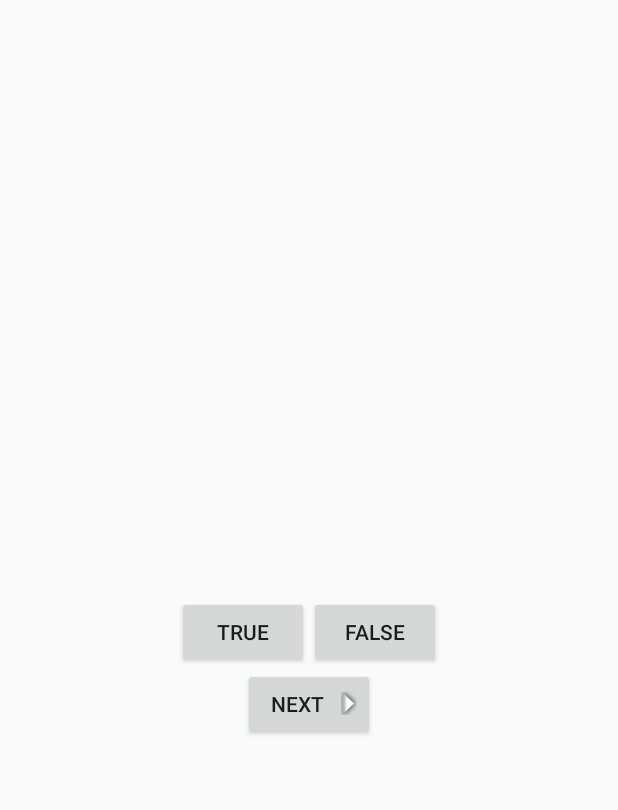
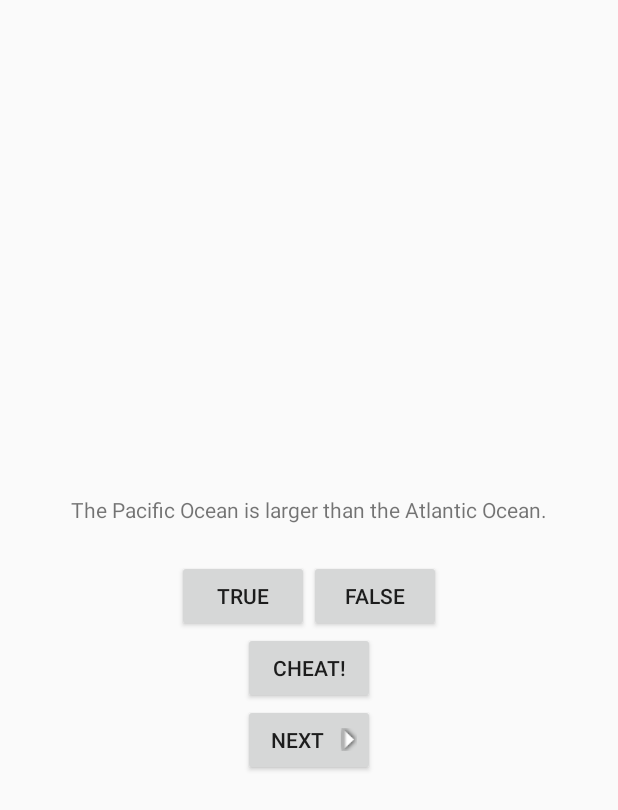
Before and after one commit to arsics/big-nerd, an Android app: the screen it shows after launch (QuizActivity), after a tap on "TRUE", on a phone screen of 412 x 824 dp. Shown: the top 810 px of the screen. Run offline under Robolectric (Android 15) with nearby library versions, the phone set to English and light mode, and no system bars.

Commit message:
cheating added

```diff
--- a/GeoQuiz/app/src/main/AndroidManifest.xml
+++ b/GeoQuiz/app/src/main/AndroidManifest.xml
@@ -16,6 +16,9 @@
                 <category android:name="android.intent.category.LAUNCHER" />
             </intent-filter>
         </activity>
+        <activity
+            android:name=".CheatActivity"
+            android:label="@string/app_name"/>
     </application>
 
 </manifest>
--- a/GeoQuiz/app/src/main/java/com/bignerdranch/android/geoquiz/QuizActivity.java
+++ b/GeoQuiz/app/src/main/java/com/bignerdranch/android/geoquiz/QuizActivity.java
@@ -1,6 +1,7 @@
 package com.bignerdranch.android.geoquiz;
 
 import android.app.Activity;
+import android.content.Intent;
 import android.os.Bundle;
 import android.util.Log;
 import android.view.Menu;
@@ -19,6 +20,7 @@ public class QuizActivity extends Activity {
     private Button mTrueButton;
     private Button mFalseButton;
     private Button mNextButton;
+    private Button mCheatButton;
     private TextView mQuestionTextView;
 
     private TrueFalse[] mQuestionBank = new TrueFalse[]{
@@ -30,6 +32,7 @@ public class QuizActivity extends Activity {
     };
 
     private int mCurrentIndex = 0;
+    private boolean mIsCheater;
 
     @Override
     protected void onCreate(Bundle savedInstanceState) {
@@ -37,7 +40,7 @@ public class QuizActivity extends Activity {
         Log.d(TAG, "onCreate(Bundle) called");
         setContentView(R.layout.activity_quiz);
 
-//        mQuestionTextView = (TextView) findViewById(R.id.question_text_view);
+        mQuestionTextView = (TextView) findViewById(R.id.question_text_view);
         if (savedInstanceState != null) {
             mCurrentIndex = savedInstanceState.getInt(KEY_INDEX, 0);
         }
@@ -45,6 +48,7 @@ public class QuizActivity extends Activity {
 
         mTrueButton = (Button) findViewById(R.id.true_button);
         mFalseButton = (Button) findViewById(R.id.false_button);
+        mCheatButton = (Button) findViewById(R.id.cheat_button);
         mNextButton = (Button) findViewById(R.id.next_button);
 
         mTrueButton.setOnClickListener(new View.OnClickListener() {
@@ -64,10 +68,25 @@ public class QuizActivity extends Activity {
         mNextButton.setOnClickListener(new View.OnClickListener() {
             @Override
             public void onClick(View view) {
-//                mCurrentIndex = (mCurrentIndex + 1) % mQuestionBank.length;
+                mCurrentIndex = (mCurrentIndex + 1) % mQuestionBank.length;
                 updateQuestion();
             }
         });
+
+        mCheatButton.setOnClickListener(new View.OnClickListener() {
+            @Override
+            public void onClick(View v) {
+                Intent cheatIntent = new Intent(QuizActivity.this, CheatActivity.class);
+                boolean answerIsTrue = mQuestionBank[mCurrentIndex].isTrueQuestion();
+                cheatIntent.putExtra(CheatActivity.EXTRA_ANSWER_IS_TRUE, answerIsTrue);
+                startActivityForResult(cheatIntent, 0);
+            }
+        });
+    }
+
+    @Override
+    protected void onActivityResult(int requestCode, int resultCode, Intent data) {
+        mIsCheater = resultCode == RESULT_OK;
     }
 
     @Override
@@ -86,10 +105,14 @@ public class QuizActivity extends Activity {
     private void checkAnswer(boolean userPressedTrue) {
         boolean answerIsTrue = mQuestionBank[mCurrentIndex].isTrueQuestion();
         int messageResId;
-        if (userPressedTrue == answerIsTrue) {
-            messageResId = R.string.correct;
+        if (mIsCheater) {
+            messageResId = R.string.judgment_toast;
         } else {
-            messageResId = R.string.incorrect;
+            if (userPressedTrue == answerIsTrue) {
+                messageResId = R.string.correct;
+            } else {
+                messageResId = R.string.incorrect;
+            }
         }
         Toast.makeText(this, messageResId, Toast.LENGTH_SHORT).show();
     }
--- a/GeoQuiz/app/src/main/res/layout-land/activity_quiz.xml
+++ b/GeoQuiz/app/src/main/res/layout-land/activity_quiz.xml
@@ -24,6 +24,11 @@
             android:text="@string/false_button"/>
     </LinearLayout>
     <Button
+        android:layout_width="wrap_content"
+        android:layout_height="wrap_content"
+        android:id="@+id/cheat_button"
+        android:text="@string/cheat_button"/>
+    <Button
         android:id="@+id/next_button"
         android:layout_width="wrap_content"
         android:layout_height="wrap_content"
--- a/GeoQuiz/app/src/main/res/layout/activity_quiz.xml
+++ b/GeoQuiz/app/src/main/res/layout/activity_quiz.xml
@@ -24,6 +24,11 @@
             android:text="@string/false_button"/>
     </LinearLayout>
     <Button
+        android:layout_width="wrap_content"
+        android:layout_height="wrap_content"
+        android:id="@+id/cheat_button"
+        android:text="@string/cheat_button"/>
+    <Button
         android:id="@+id/next_button"
         android:layout_width="wrap_content"
         android:layout_height="wrap_content"
--- a/GeoQuiz/app/src/main/res/values/strings.xml
+++ b/GeoQuiz/app/src/main/res/values/strings.xml
@@ -14,5 +14,9 @@
     <string name="question_africa">The source of the Nile River is in</string>
     <string name="question_americas">The Amazon River is the longest river in the Americas.</string>
     <string name="question_asia">Lake Baikal is the world\'s oldest freshwater lake.</string>
+    <string name="cheat_button">Cheat!</string>
+    <string name="warning_text">Are you sure you want to do this?</string>
+    <string name="show_answer_button">Show Answer</string>
+    <string name="judgment_toast">Cheating is wrong.</string>
 
 </resources>
```
Also changed, not shown: GeoQuiz/app/src/main/java/com/bignerdranch/android/geoquiz/CheatActivity.java (added, +37 -0 lines), GeoQuiz/app/src/main/res/layout/activity_cheat.xml (added, +23 -0 lines), 1 other file.
